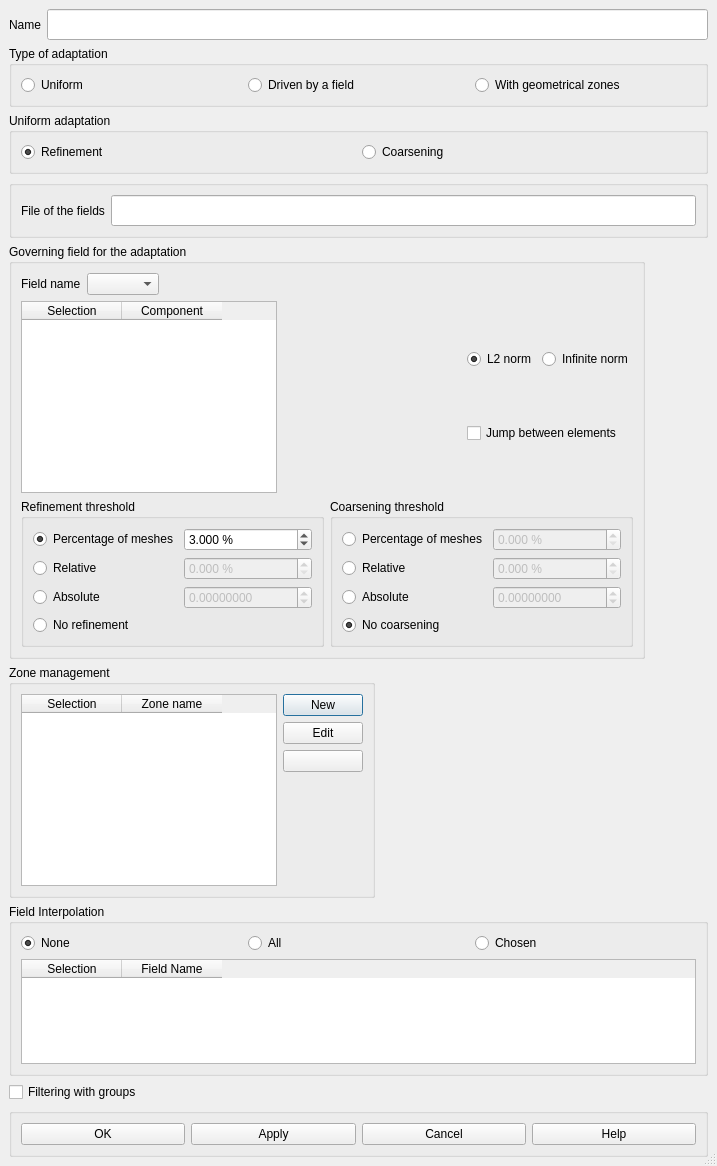
The window that src/HOMARDGUI/CreateHypothesis.ui (SalomePlatform/homard) describes before a commit, drawn with Qt 5.
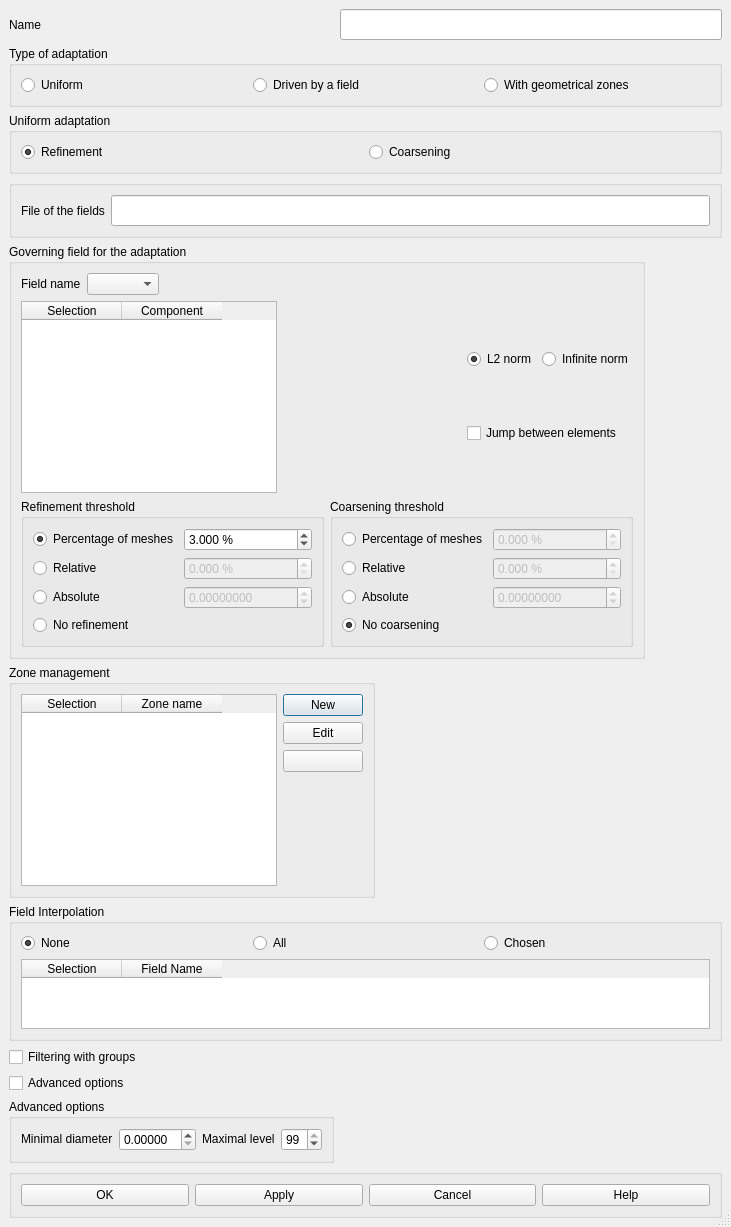
The same window after the commit.

```diff
--- a/src/HOMARDGUI/CreateHypothesis.ui
+++ b/src/HOMARDGUI/CreateHypothesis.ui
@@ -735,7 +735,92 @@
      </property>
     </widget>
    </item>
-   <item row="8" column="0" colspan="2" >
+   <item row="8" column="0" >
+     <widget class="QCheckBox" name="CBAdvanced" >
+       <property name="text" >
+         <string>Advanced options</string>
+       </property>
+     </widget>
+   </item>
+   <item row="9" column="0" >
+     <widget class="QGroupBox" name="GBAdvancedOptions" >
+       <property name="title" >
+         <string>Advanced options</string>
+       </property>
+       <layout class="QGridLayout" >
+         <property name="margin" >
+           <number>9</number>
+         </property>
+         <property name="spacing" >
+           <number>6</number>
+         </property>
+         <item row="0" column="2" >
+           <spacer>
+             <property name="orientation" >
+               <enum>Qt::Horizontal</enum>
+             </property>
+             <property name="sizeHint" >
+               <size>
+                 <width>40</width>
+                 <height>20</height>
+               </size>
+             </property>
+           </spacer>
+         </item>
+         <item row="0" column="0" >
+           <widget class="QLabel" name="TLMinimalDiameter" >
+             <property name="sizePolicy" >
+               <sizepolicy>
+                 <hsizetype>0</hsizetype>
+                 <vsizetype>0</vsizetype>
+                 <horstretch>0</horstretch>
+                 <verstretch>0</verstretch>
+               </sizepolicy>
+             </property>
+             <property name="text" >
+               <string>Minimal diameter</string>
+             </property>
+             <property name="wordWrap" >
+               <bool>false</bool>
+             </property>
+           </widget>
+         </item>
+         <item row="0" column="4" >
+           <widget class="QSpinBox" name="spinBoxNivMax" >
+             <property name="value" >
+               <number>99</number>
+             </property>
+           </widget>
+         </item>
+         <item row="0" column="1" >
+           <widget class="QDoubleSpinBox" name="doubleSpinBoxDiamMin" >
+             <property name="decimals" >
+               <number>5</number>
+             </property>
+           </widget>
+         </item>
+         <item row="0" column="3" >
+           <widget class="QLabel" name="TLMaximalLevel" >
+             <property name="sizePolicy" >
+               <sizepolicy>
+                 <hsizetype>0</hsizetype>
+                 <vsizetype>0</vsizetype>
+                 <horstretch>0</horstretch>
+                 <verstretch>0</verstretch>
+               </sizepolicy>
+             </property>
+             <property name="text" >
+               <string>Maximal level</string>
+             </property>
+             <property name="wordWrap" >
+               <bool>false</bool>
+             </property>
+           </widget>
+         </item>
+       </layout>
+     </widget>
+   </item>
+   <item row="10" column="0" colspan="2" >
     <widget class="QGroupBox" name="GBButtons" >
      <property name="title" >
       <string/>
```
Lines whose indentation alone changed are shown as unchanged.
